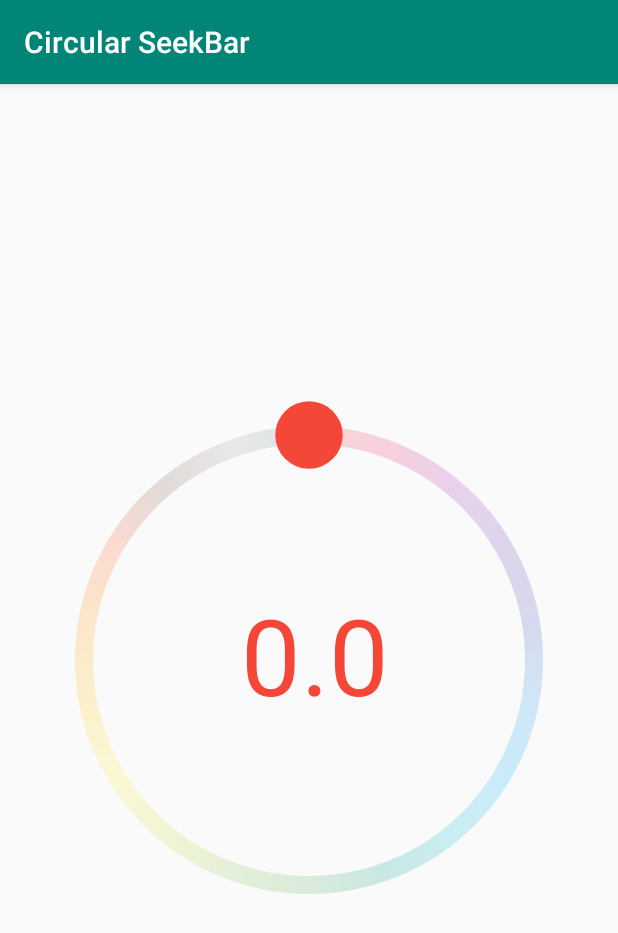
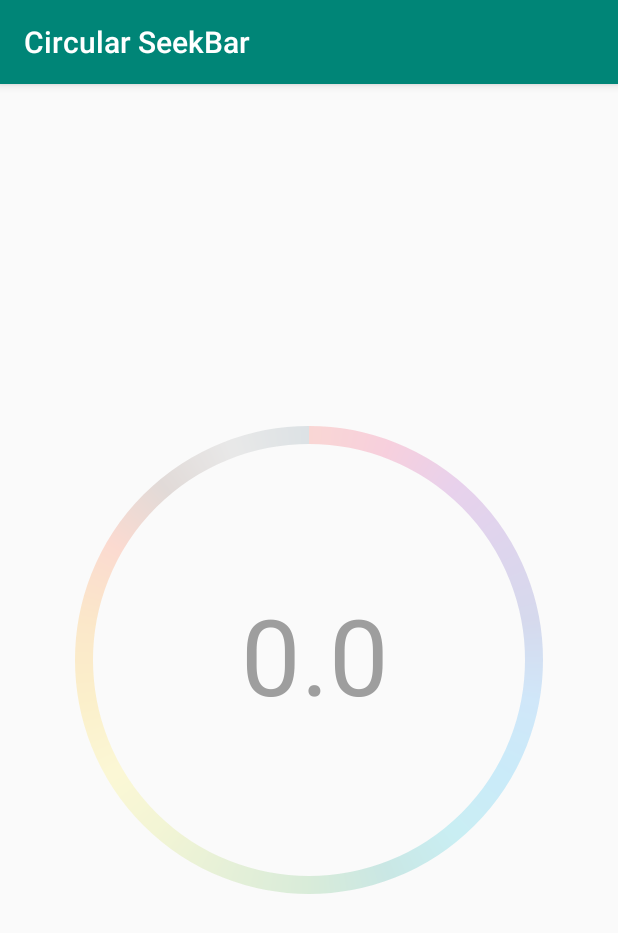
Before and after one commit to stefanodp91/CircularSeekBar, an Android app: the screen it shows after launch (MainActivity), on a phone screen of 412 x 824 dp. Shown: the top 933 px of the screen. Run offline under Robolectric (Android 15) with nearby library versions, the phone set to English and light mode, and no system bars.

Commit message:
desgined cs_indicator_enabled

```diff
--- a/circularseekbar/src/main/java/it/fourn/android/circularseekbar/CircularSeekBar.java
+++ b/circularseekbar/src/main/java/it/fourn/android/circularseekbar/CircularSeekBar.java
@@ -76,6 +76,7 @@ public class CircularSeekBar extends View {
     private float indicatorRadius;
     // The Drawable for the seek arc thumbnail
     private Paint mIndicatorPaint;
+    private boolean mIndicatorEnabled;
 
     // text
     private float mTextSize = DEFAULT_TEXT_SIZE;
@@ -128,8 +129,11 @@ public class CircularSeekBar extends View {
             mProgressWidth = typedArray.getDimension(R.styleable.CircularSeekBar_cs_progressWidth, mProgressWidth);
 
             mArcWidth = typedArray.getDimension(R.styleable.CircularSeekBar_cs_arcWidth, mArcWidth);
+
+            mArcRadius = typedArray.getDimension(R.styleable.CircularSeekBar_cs_arcRadius, 0);
+
             indicatorRadius = typedArray.getDimension(R.styleable.CircularSeekBar_cs_indicatorRadius, 0);
-            mArcRadius = typedArray.getDimension(R.styleable.CircularSeekBar_cs_arcRadius, 0);
+            mIndicatorEnabled = typedArray.getBoolean(R.styleable.CircularSeekBar_cs_indicator_enabled, true);
 
             int colorListId = typedArray.getResourceId(R.styleable.CircularSeekBar_cs_color_list, R.array.default_color_list);
             this.colorList = getResources().getIntArray(colorListId);
@@ -167,9 +171,11 @@ public class CircularSeekBar extends View {
         mProgressPaint.setStrokeWidth(mProgressWidth);
 
         // indicator
+        if (mIndicatorEnabled) {
             mIndicatorPaint = new Paint();
             mIndicatorPaint = new Paint();
             mIndicatorPaint.setAntiAlias(true);
+        }
 
         // text
         mTextRect = new Rect();
@@ -203,7 +209,10 @@ public class CircularSeekBar extends View {
         float left = width * HALF_DIVIDER - (arcDiameter * HALF_DIVIDER);
         mArcRect.set(left, top, left + arcDiameter, top + arcDiameter);
         mProgressRect.set(left, top, left + arcDiameter, top + arcDiameter);
+
+        if(mIndicatorEnabled) {
             mIndicatorRect.set(0, 0, 0, 0);
+        }
 
         updateIndicatorIconPosition();
         super.onMeasure(widthMeasureSpec, heightMeasureSpec);
@@ -245,24 +254,27 @@ public class CircularSeekBar extends View {
             // retrieve pixel color
             // src: https://stackoverflow.com/questions/13550591/how-to-get-canvas-pixel
             buildDrawingCache();
-            // indicator color
-            Bitmap drownIndicatorBitmap = getDrawingCache(true);
+            // current color
+            Bitmap currentCOlorBitmap = getDrawingCache(true);
             int x = Math.round(mTranslateX - mIndicatorIconX);
             int y = Math.round(mTranslateY - mIndicatorIconY);
-            int pixelColor = drownIndicatorBitmap.getPixel(x, y);
+            int pixelColor = currentCOlorBitmap.getPixel(x, y);
             pixelColor = removeAlpha(pixelColor);
+
+            // draw the indicator
+            if (mIndicatorEnabled) {
                 mIndicatorPaint.setColor(pixelColor);
                 if (mDynamicTextColor) {
                     mTextPaint.setColor(pixelColor);
                 }
-
-            // draw the indicator
+                // draw
                 canvas.translate(mTranslateX - mIndicatorIconX, mTranslateY - mIndicatorIconY);
 
                 if (indicatorRadius == 0) {
                     indicatorRadius = mArcRadius * DEFAULT_SIZE_DIVIDER;
                 }
                 canvas.drawCircle(0, 0, indicatorRadius, mIndicatorPaint);
+            }
         }
 
         canvas.restore();
--- a/circularseekbar/src/main/res/values/attrs.xml
+++ b/circularseekbar/src/main/res/values/attrs.xml
@@ -5,6 +5,7 @@
         <attr name="cs_step" format="float" />
         <attr name="cs_progressWidth" format="dimension" />
         <attr name="cs_arcWidth" format="dimension" />
+        <attr name="cs_indicator_enabled" format="boolean" />
         <attr name="cs_indicatorRadius" format="dimension" />
         <attr name="cs_arcRadius" format="dimension" />
         <attr name="cs_enabled" format="boolean" />
--- a/sample/build.gradle
+++ b/sample/build.gradle
@@ -27,7 +27,7 @@ dependencies {
     implementation rootProject.ext.appcompat
     implementation rootProject.ext.constraintLayout
 
-//    implementation project(path: ':circularseekbar')
+    implementation project(path: ':circularseekbar')
 
-    implementation 'it.fourn.android:circularseekbar:0.1'
+//    implementation 'it.fourn.android:circularseekbar:0.1'
 }
--- a/sample/src/main/res/layout/activity_main.xml
+++ b/sample/src/main/res/layout/activity_main.xml
@@ -12,6 +12,7 @@
         android:layout_height="wrap_content"
         app:cs_arcRadius="150dp"
         app:cs_color_list="@array/color_list"
+        app:cs_indicator_enabled="false"
         app:cs_text="Text"
         app:cs_text_progress="true"
         app:cs_dynamic_text_color="true"
```
Also changed, not shown: 2 other files. Lines whose indentation alone changed are shown as unchanged.
